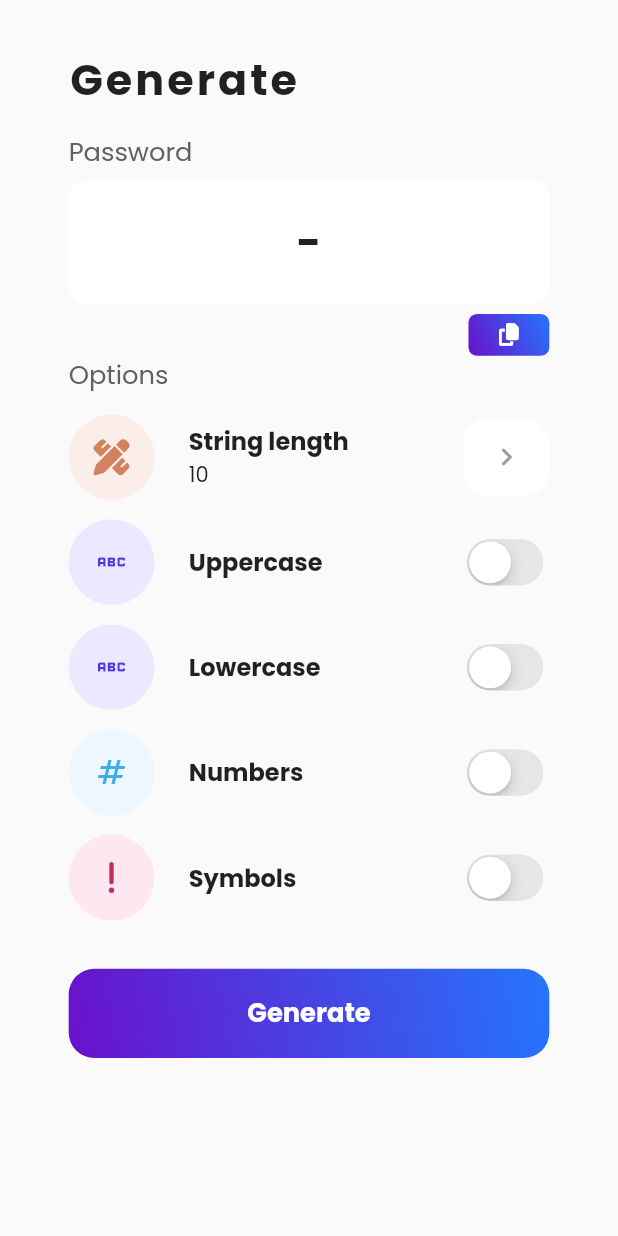
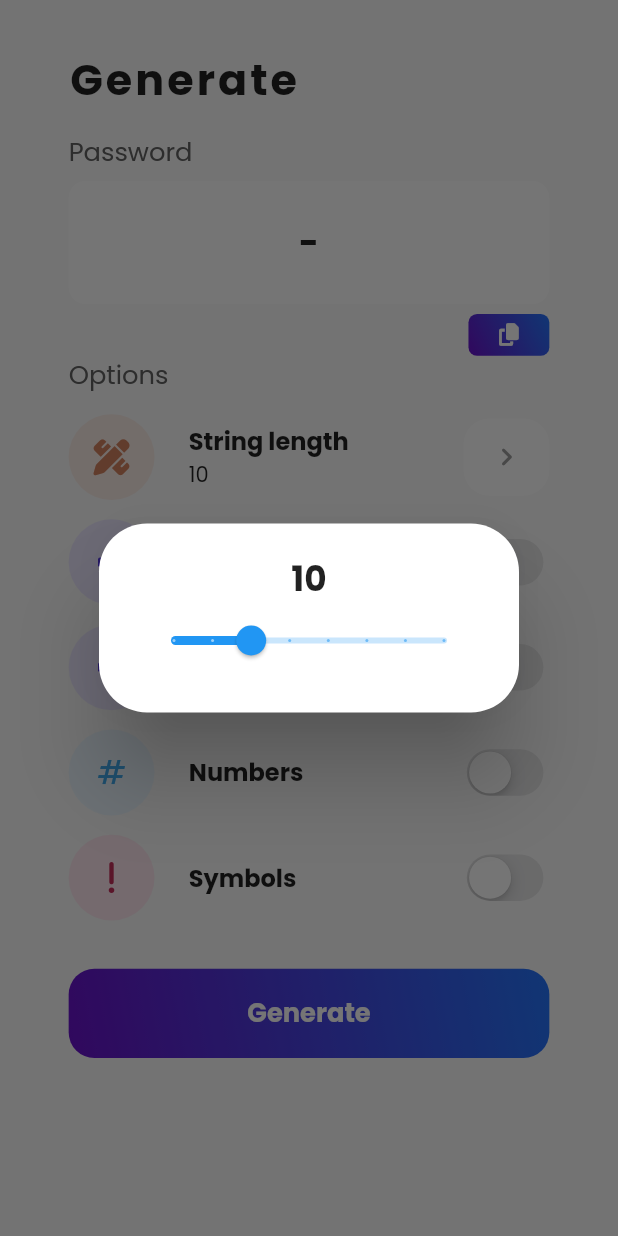
Before and after one commit to junejuly-jb/HashKey-Mobile, a Flutter app: the GenerateScreen widget shown alone on an empty page, opened directly, after a tap on the "keyboard arrow right" icon, on a phone screen of 412 x 824 dp. Run offline on Flutter 3.47's test engine with Material 2 defaults, Android fonts, the phone set to English and light mode, and no system bars; our stand-ins replace connectivity_plus, flutter_screenutil, flutter_svg, fluttertoast, font_awesome_flutter, google_fonts and 4 more; missing offline and left inert: random_password_generator; accounts and stored records are empty.

```diff
--- a/lib/screens/login.dart
+++ b/lib/screens/login.dart
@@ -68,7 +68,6 @@ class _LoginPageState extends State<LoginPage> {
         final userProvider = Provider.of<UserProvider>(context, listen: false);
         userProvider.setUserDetails(user);
         await prefs.setString('user', jsonEncode(user));
-        Provider.of<AppStateProvider>(context, listen: false).initGenerateSetting();
         Navigator.pushNamedAndRemoveUntil(context, '/home', (route) => false);
       }
       else{
--- a/lib/screens/wrapper.dart
+++ b/lib/screens/wrapper.dart
@@ -37,7 +37,6 @@ class _WrapperState extends State<Wrapper> {
       }
       else{
         Provider.of<UserProvider>(context, listen: false).getUserDetails();
-        Provider.of<AppStateProvider>(context, listen: false).initGenerateSetting();
         Provider.of<AppStateProvider>(context, listen: false).generateRandomString();
         Navigator.pushReplacementNamed(context, '/home');
       }
--- a/lib/shared/tabview/generate_screen.dart
+++ b/lib/shared/tabview/generate_screen.dart
@@ -1,4 +1,5 @@
 import 'package:flutter/material.dart';
+import 'package:flutter/services.dart';
 import 'package:flutter_screenutil/flutter_screenutil.dart';
 import 'package:font_awesome_flutter/font_awesome_flutter.dart';
 import 'package:hashkey/provider/app_state_provider.dart';
@@ -6,12 +7,19 @@ import 'package:hashkey/shared/widgets/appbar.dart';
 import 'package:hashkey/shared/widgets/large_buttons.dart';
 import 'package:hashkey/shared/widgets/small_buttons.dart';
 import 'package:provider/provider.dart';
+import 'package:fluttertoast/fluttertoast.dart';
 
 import '../widgets/setting_tile.dart';
 
-class GenerateScreen extends StatelessWidget {
+class GenerateScreen extends StatefulWidget {
   const GenerateScreen({ Key? key }) : super(key: key);
 
+  @override
+  State<GenerateScreen> createState() => _GenerateScreenState();
+}
+
+class _GenerateScreenState extends State<GenerateScreen> {
+  double len = 10.0;
   @override
   Widget build(BuildContext context) {
     final appState = Provider.of<AppStateProvider>(context);
@@ -38,7 +46,7 @@ class GenerateScreen extends StatelessWidget {
                 crossAxisAlignment: CrossAxisAlignment.center,
                 mainAxisAlignment: MainAxisAlignment.center,
                 children: [
-                  Text(appState.randomString == '' ? '-' : appState.randomString, style: TextStyle(fontSize: 25.sp, fontWeight: FontWeight.bold, letterSpacing: 2),),
+                  Text(appState.randomString == '' ? '-' : appState.randomString, style: TextStyle(fontSize: 20.sp, fontWeight: FontWeight.bold, letterSpacing: 2),),
                 ],
               ),
             ),
@@ -46,7 +54,9 @@ class GenerateScreen extends StatelessWidget {
             Row(
               mainAxisAlignment: MainAxisAlignment.end,
               children: [
-                SmallButton(icon: FontAwesomeIcons.solidCopy, callback: () => print('hello'))
+                SmallButton(icon: FontAwesomeIcons.solidCopy, callback: (){
+                  Clipboard.setData(ClipboardData(text: appState.randomString)).then((value) => Fluttertoast.showToast(msg: 'Text copied successfully!'));
+                })
               ],
             ),
             // SizedBox(height: 15.h,),
@@ -57,9 +67,34 @@ class GenerateScreen extends StatelessWidget {
               backgroundColor: const Color.fromRGBO(251, 237, 231, 1),
               foregroundColor: const Color.fromRGBO(211, 130, 95, 1),
               icon: FontAwesomeIcons.penRuler,
-              title: 'String length', subtitle: appState.passLength, actionType: 'button',
+              title: 'String length', subtitle: appState.passLength.round().toString(), actionType: 'button',
               stringVal: null, boolVal: null,
-              callback: null,
+              callback: () => showDialog(context: context, builder: (_){
+                return AlertDialog(
+                  shape: const RoundedRectangleBorder(
+                            borderRadius: BorderRadius.all(Radius.circular(32.0))),
+                  content: StatefulBuilder(
+                    builder:(BuildContext context, StateSetter setState){
+                      return Column(
+                        mainAxisSize: MainAxisSize.min,
+                        children: [
+                          Text(context.watch<AppStateProvider>().passLength.round().toString(), style: TextStyle( fontSize: 20.sp, fontWeight: FontWeight.bold), ),
+                          Slider(
+                            value: context.watch<AppStateProvider>().passLength,
+                            min: 8,
+                            max: 15,
+                            divisions: 7,
+                            label: context.watch<AppStateProvider>().passLength.round().toString(),
+                            onChanged: (double value) {
+                              context.read<AppStateProvider>().updatePassLength(value);
+                            },
+                          )
+                        ],
+                      );
+                    }
+                  ),
+                );
+              }),
             ),
             SizedBox(height: 10.h,),
             SettingsTile(
@@ -69,7 +104,7 @@ class GenerateScreen extends StatelessWidget {
               icon: Icons.abc,
               title: 'Uppercase', subtitle: null, actionType: 'switch',
               stringVal: null, boolVal: appState.upperCaseState,
-              callback: (val) => appState.updateGenerateSetting('upperCaseState', 'bool', null, val),
+              callback: (val) => appState.updateBoolState('upperCaseState', val),
             ),
             SizedBox(height: 10.h,),
             SettingsTile(
@@ -79,7 +114,7 @@ class GenerateScreen extends StatelessWidget {
               icon: Icons.abc,
               title: 'Lowercase', subtitle: null, actionType: 'switch',
               stringVal: null, boolVal: appState.lowerCaseState,
-              callback: (val) => appState.updateGenerateSetting('lowerCaseState', 'bool', null, val),
+              callback: (val) => appState.updateBoolState('lowerCaseState', val),
             ),
             SizedBox(height: 10.h,),
             SettingsTile(
@@ -89,7 +124,7 @@ class GenerateScreen extends StatelessWidget {
               icon: Icons.numbers,
               title: 'Numbers', subtitle: null, actionType: 'switch',
               stringVal: null, boolVal: appState.numberState,
-              callback: (val) => appState.updateGenerateSetting('numberState', 'bool', null, val),
+              callback: (val) => appState.updateBoolState('numberState', val),
             ),
             SizedBox(height: 10.h,),
             SettingsTile(
@@ -99,7 +134,7 @@ class GenerateScreen extends StatelessWidget {
               icon: FontAwesomeIcons.exclamation,
               title: 'Symbols', subtitle: null, actionType: 'switch',
               stringVal: null, boolVal: appState.symbolState,
-              callback: (val) => appState.updateGenerateSetting('symbolState', 'bool', null, val),
+              callback: (val) => appState.updateBoolState('symbolState', val),
             ),
             SizedBox(height: 25.h,),
             XtraLargeButton(title: 'Generate', callback: () => appState.generateRandomString())
--- a/lib/shared/widgets/setting_tile.dart
+++ b/lib/shared/widgets/setting_tile.dart
@@ -66,7 +66,7 @@ class SettingsTile extends StatelessWidget {
                   },
                 ),
               ),
-              onPressed: (){}, child: const Icon(Icons.keyboard_arrow_right_rounded, color: Colors.grey,)
+              onPressed: () => callback!(), child: const Icon(Icons.keyboard_arrow_right_rounded, color: Colors.grey,)
             ),
           ) :
           CupertinoSwitch(value: boolVal!, onChanged: (val) => callback!(val)),
--- a/pubspec.yaml
+++ b/pubspec.yaml
@@ -46,6 +46,7 @@ dependencies:
   shared_preferences: ^2.0.15
   skeletons: ^0.0.3
   random_password_generator: ^0.2.1
+  fluttertoast: ^8.0.9
 
 dev_dependencies:
   flutter_test:
```
Also changed, not shown: lib/provider/app_state_provider.dart (+21 -64 lines), lib/screens/home.dart (+27 -1 lines), lib/shared/tabview/main_screen.dart (+7 -25 lines), pubspec.lock.
